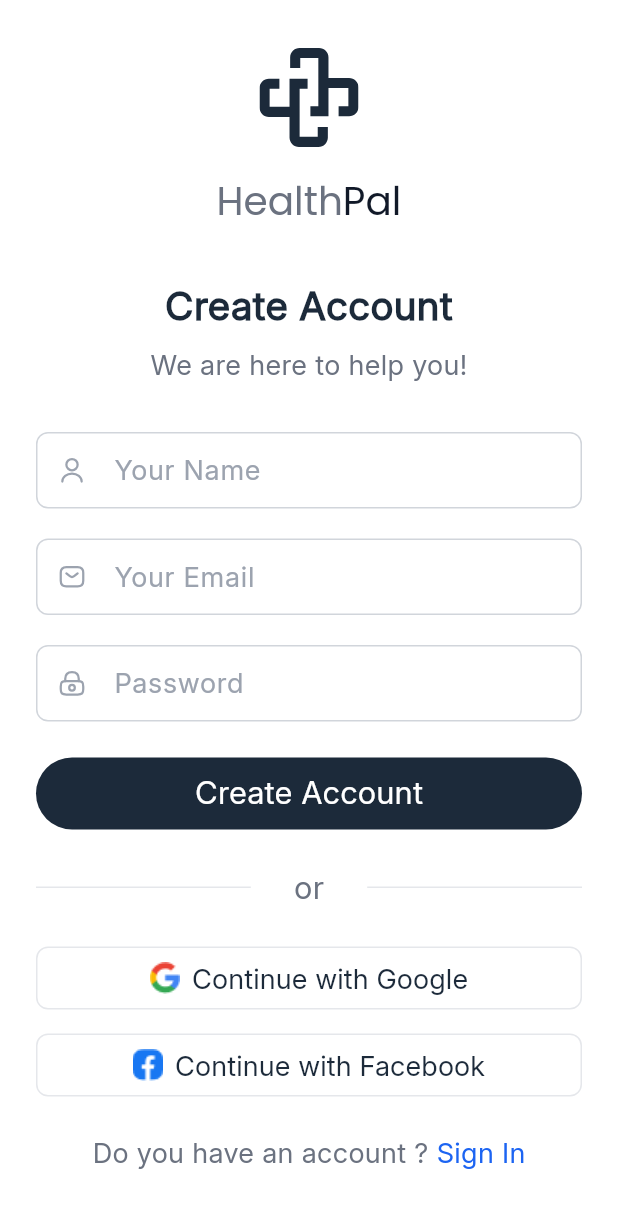
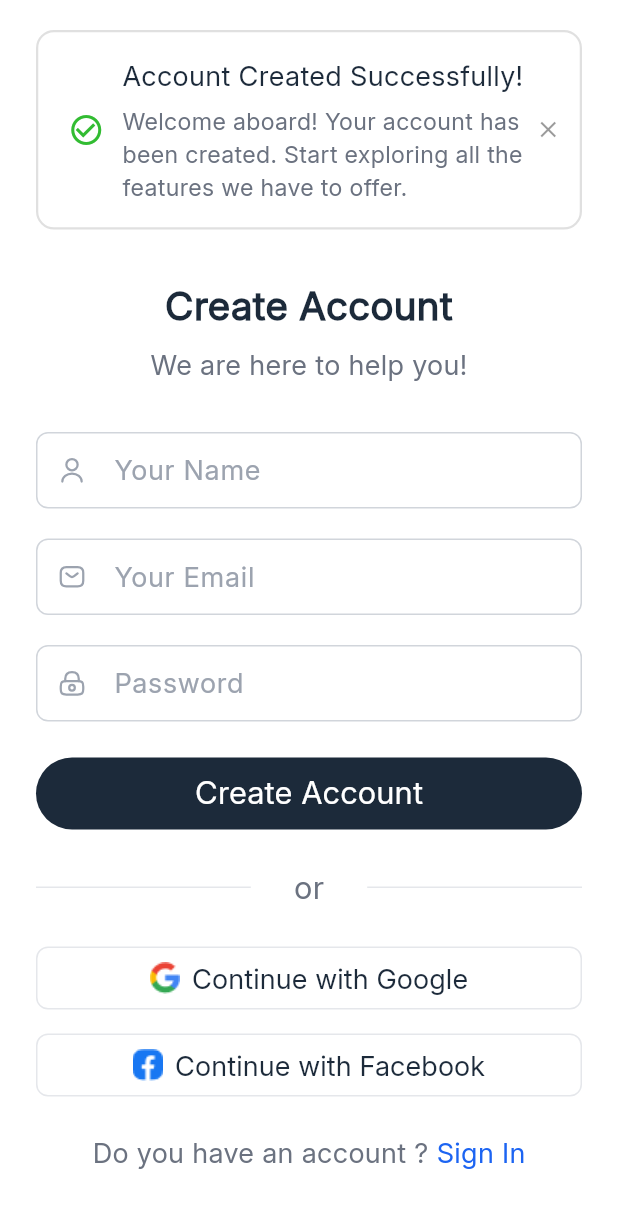
Before and after one commit to Kolass2004/HealthPal, a Flutter app: the SignUpView screen opened by its route, after a tap on "Create Account", on a phone screen of 412 x 824 dp. Shown: the top 1208 px of the screen. Run offline on Flutter 3.47's test engine with Material 3 defaults, Android fonts, the phone set to English and light mode, and no system bars; our stand-ins replace device_preview, firebase_auth, firebase_core, flutter_bloc, flutter_svg, go_router and 2 more; accounts and stored records are empty.

Commit message:
created show toast methode

```diff
--- a/lib/utils/app_styles.dart
+++ b/lib/utils/app_styles.dart
@@ -6,6 +6,12 @@ import 'package:health_pal/utils/constants.dart';
 abstract class Appstyles {
   static TextStyle styleRegular14 = TextStyle(
     fontSize: getResponsiveFontSize(fontsize: 14),
+    fontWeight: FontWeight.normal,
+    fontFamily: fontFamily,
+  );
+
+  static TextStyle styleRegular12 = TextStyle(
+    fontSize: getResponsiveFontSize(fontsize: 12),
     fontWeight: FontWeight.normal,
     fontFamily: fontFamily,
   );
--- /dev/null
+++ b/lib/utils/show_toast.dart
@@ -0,0 +1,28 @@
+import 'package:flutter/material.dart';
+import 'package:health_pal/utils/app_colors.dart';
+import 'package:health_pal/utils/app_styles.dart';
+import 'package:toastification/toastification.dart';
+
+void showToast(
+  BuildContext context,
+  String title,
+  subtitle,
+) {
+  toastification.show(
+    context: context, // optional if you use ToastificationWrapper
+    title: Text(
+      title,
+      style: Appstyles.styleMedium14.copyWith(
+        color: AppColors.primaryColor,
+      ),
+    ),
+    type: ToastificationType.success,
+    description: Text(
+      subtitle,
+      style: Appstyles.styleRegular12.copyWith(
+        color: AppColors.grey500,
+      ),
+    ),
+    autoCloseDuration: const Duration(seconds: 5),
+  );
+}
--- a/lib/widgets/sign_up_body.dart
+++ b/lib/widgets/sign_up_body.dart
@@ -4,6 +4,7 @@ import 'package:go_router/go_router.dart';
 import 'package:health_pal/utils/app_colors.dart';
 import 'package:health_pal/utils/app_styles.dart';
 import 'package:health_pal/utils/assets.dart';
+import 'package:health_pal/utils/show_toast.dart';
 import 'package:health_pal/widgets/custom_button.dart';
 import 'package:health_pal/widgets/logo_text.dart';
 import 'package:health_pal/widgets/or_line_widget.dart';
@@ -66,7 +67,10 @@ class SignUpBody extends StatelessWidget {
               height: 48,
               child: CustomButton(
                 title: "Create Account",
-                onPressed: () {},
+                onPressed: () {
+                  showToast(context, "Account Created Successfully!",
+                      "Welcome aboard! Your account has been created. Start exploring all the features we have to offer.");
+                },
               ),
             ),
           ),
--- a/pubspec.yaml
+++ b/pubspec.yaml
@@ -30,6 +30,7 @@ environment:
 dependencies:
   cupertino_icons: ^1.0.8
   device_preview: ^1.2.0
+  firebase_auth: ^5.3.1
   firebase_core: ^3.6.0
   flutter:
     sdk: flutter
@@ -37,6 +38,7 @@ dependencies:
   flutter_svg: ^2.0.10+1
   go_router: ^14.2.8
   smooth_page_indicator: ^1.2.0+3
+  toastification: ^2.3.0
 
 dev_dependencies:
   flutter_lints: ^4.0.0
```
Also changed, not shown: lib/cubits/cubit/sign_up_cubit.dart (+19 -0 lines), pubspec.lock, 3 other files.
